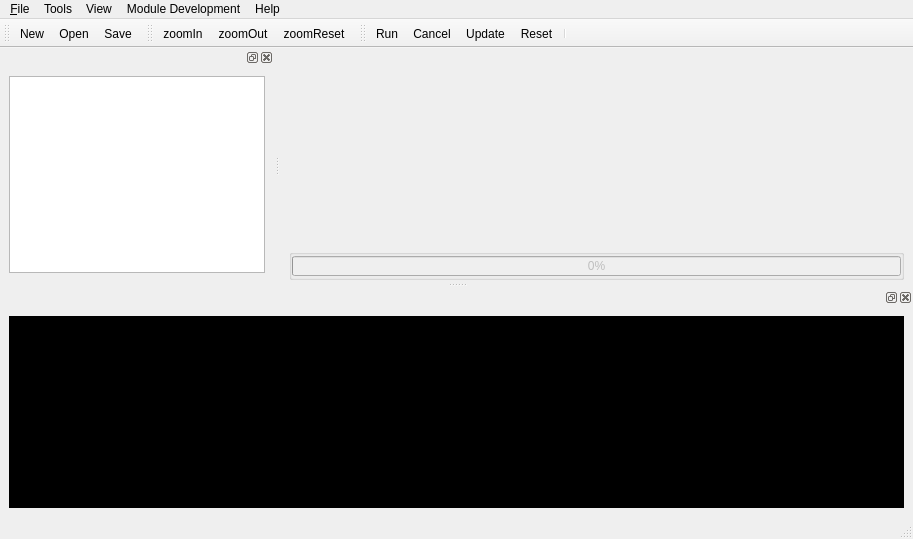
First picture: the form in DynaMind-Gui/src/libdynamind-gui/dmmainwindow.ui, repository iut-ibk/DynaMind-ToolBox, before the edit.
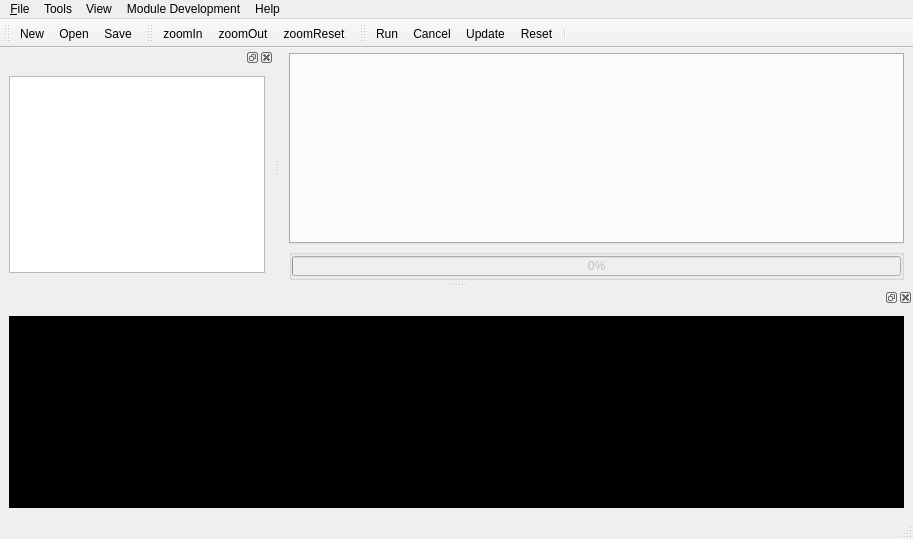
Second picture: the form after the edit. Icons and pictures are not drawn.

The edit to the form file:
```diff
--- a/DynaMind-Gui/src/libdynamind-gui/dmmainwindow.ui
+++ b/DynaMind-Gui/src/libdynamind-gui/dmmainwindow.ui
@@ -75,10 +75,19 @@
          <property name="currentIndex">
           <number>-1</number>
          </property>
+         <property name="usesScrollButtons">
+          <bool>true</bool>
+         </property>
          <property name="documentMode">
-          <bool>true</bool>
+          <bool>false</bool>
          </property>
          <property name="tabsClosable">
+          <bool>true</bool>
+         </property>
+         <property name="movable">
+          <bool>true</bool>
+         </property>
+         <property name="tabBarAutoHide">
           <bool>false</bool>
          </property>
         </widget>
```
Left out of the diff: 24 changed lines with no effect on the pictures.
